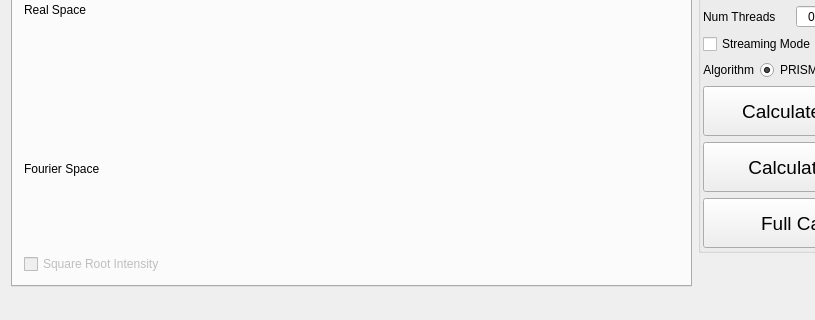
First picture: the form in Qt/prismmainwindow.ui, repository prism-em/prismatic, before the edit; both pictures show x 0 to 815 and y 758 to 1078 of the 1000 by 1078 pixel window.
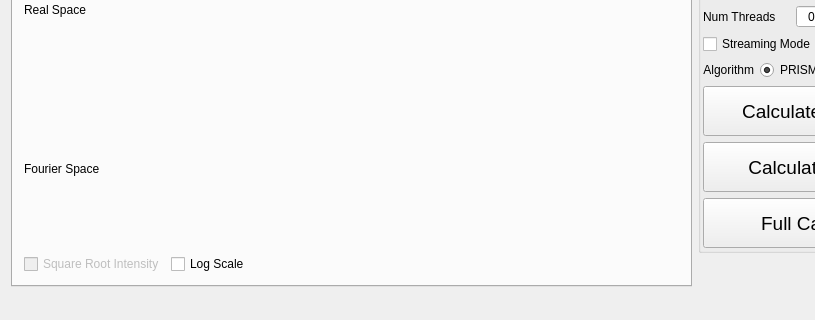
Second picture: the form after the edit. Icons and pictures are not drawn.

Commit message: working on probe module

```diff
--- a/Qt/prismmainwindow.ui
+++ b/Qt/prismmainwindow.ui
@@ -615,6 +615,8 @@
          </layout>
         </item>
         <item>
+         <layout class="QHBoxLayout" name="horizontalLayout_43">
+          <item>
          <widget class="QCheckBox" name="checkBox_sqrtIntensity2">
           <property name="enabled">
            <bool>false</bool>
@@ -623,6 +625,28 @@
            <string>Square Root Intensity</string>
           </property>
          </widget>
+          </item>
+          <item>
+           <widget class="QCheckBox" name="checkBox_log">
+            <property name="text">
+             <string>Log Scale</string>
+            </property>
+           </widget>
+          </item>
+          <item>
+           <spacer name="horizontalSpacer_5">
+            <property name="orientation">
+             <enum>Qt::Horizontal</enum>
+            </property>
+            <property name="sizeHint" stdset="0">
+             <size>
+              <width>40</width>
+              <height>20</height>
+             </size>
+            </property>
+           </spacer>
+          </item>
+         </layout>
         </item>
        </layout>
       </widget>
```
Lines whose indentation alone changed are shown as unchanged. The commit also changes 2 other files.
